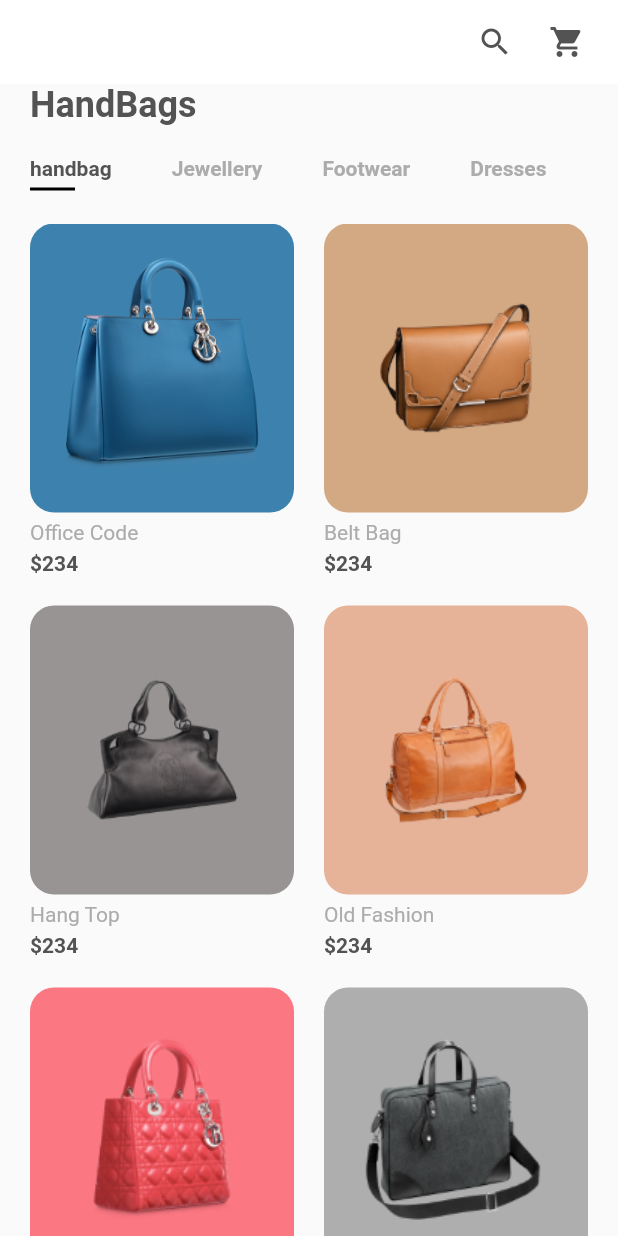
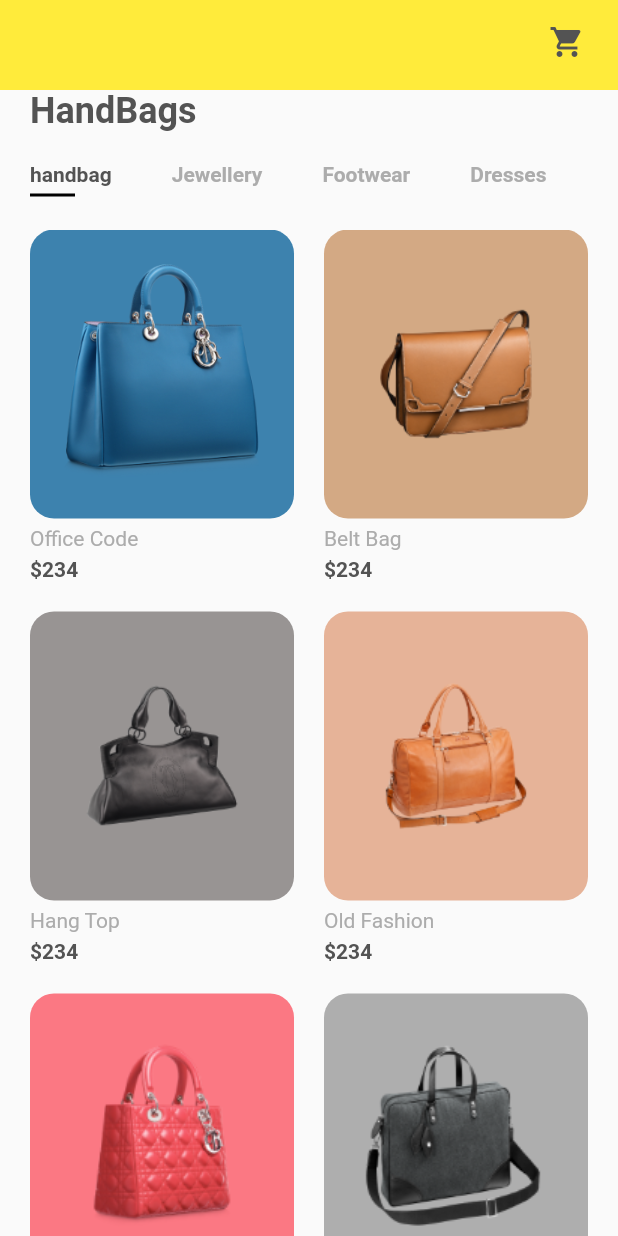
Before and after one commit to chattertechno/SHOPU, a Flutter app: the HomeScreen screen opened by its route, after a tap on the "shopping cart" icon, on a phone screen of 412 x 824 dp. Run offline on Flutter 3.47's test engine with Material 2 defaults, Android fonts, the light colour scheme and no system bars; our stand-ins replace flutter_redux, flutter_svg, redux, redux_thunk, shared_preferences; accounts and stored records are empty.

Commit message:
added state management

```diff
--- /dev/null
+++ b/lib/redux/reducers.dart
@@ -0,0 +1,17 @@
+import 'package:backg/models/app_state.dart';
+import 'package:backg/models/user.dart';
+import 'package:backg/redux/actions.dart';
+
+AppState appReducer(AppState state, dynamic action) {
+  return AppState(
+    user: userReducer(state.user, action),
+  );
+}
+
+User userReducer(User user, dynamic action) {
+  if (action is GetUserAction) {
+    //return user from action
+    return action.user;
+  }
+  return user;
+}
--- a/lib/screens/home/shop.dart
+++ b/lib/screens/home/shop.dart
@@ -1,11 +1,15 @@
 import 'dart:convert';
 
+import 'package:backg/models/app_state.dart';
 import 'package:backg/screens/constant.dart';
 import 'package:backg/screens/home/components/body.dart';
 import 'package:flutter/material.dart';
+import 'package:flutter_redux/flutter_redux.dart';
 import 'package:shared_preferences/shared_preferences.dart';
 
 class HomeScreen extends StatefulWidget {
+  final void Function() onInit;
+  HomeScreen({this.onInit});
   @override
   _HomeScreenState createState() => _HomeScreenState();
 }
@@ -13,38 +17,51 @@ class HomeScreen extends StatefulWidget {
 class _HomeScreenState extends State<HomeScreen> {
   void initState() {
     super.initState();
-  _getUser();
-  }
-  _getUser() async {
-    final prefs = await SharedPreferences.getInstance();
-    var storedUser = prefs.getString('user');
-    print(json.decode(storedUser));
+    widget.onInit();
   }
 
   @override
   Widget build(BuildContext context) {
+    return StoreConnector<AppState, AppState>(
+        converter: (store) => store.state,
+        builder: (context, state) {
           return Scaffold(
-      appBar: buildAppBar(),
+            appBar: buildAppBar,
             body: Body(),
           );
+        });
   }
 
-  AppBar buildAppBar() {
+  final buildAppBar = PreferredSize(
+    preferredSize: Size.fromHeight(60.0),
+    child: StoreConnector<AppState, AppState>(
+        converter: (store) => store.state,
+        builder: (context, state) {
           return AppBar(
-      backgroundColor: Colors.white,
+            centerTitle: true,
+            title: SizedBox(child: state.user != null ? Text(state.user.username) : Text(''),),
+            backgroundColor: Colors.yellow,
             elevation: 0,
-      leading: IconButton(icon: Icon(Icons.arrow_back),
-      onPressed: () {},),
+            leading:  Padding(
+              padding: const EdgeInsets.all(8.0),
+              child: state.user != null ? IconButton(
+                icon: Icon(Icons.exit_to_app),
+                onPressed: () {},
+              ) : Text(''),
+            ),
             actions: <Widget>[
-        IconButton(icon: Icon(Icons.search, color: kTextColor,),
+              IconButton(
+                icon: Icon(
+                  Icons.shopping_cart,
+                  color: kTextColor,
+                ),
                 onPressed: () {},
               ),
-        IconButton(icon: Icon(Icons.shopping_cart, color: kTextColor,),
-        onPressed: () {},
-        ),
-        SizedBox(width: kDefaultPaddin / 2,)
+              SizedBox(
+                width: kDefaultPaddin / 2,
+              )
             ],
-
+          );
+        }),
   );
 }
-}
```
Also changed, not shown: lib/main.dart (+21 -3 lines), lib/models/app_state.dart (+2 -11 lines), lib/redux/actions.dart (added, +23 -0 lines). Lines whose indentation alone changed are shown as unchanged.
